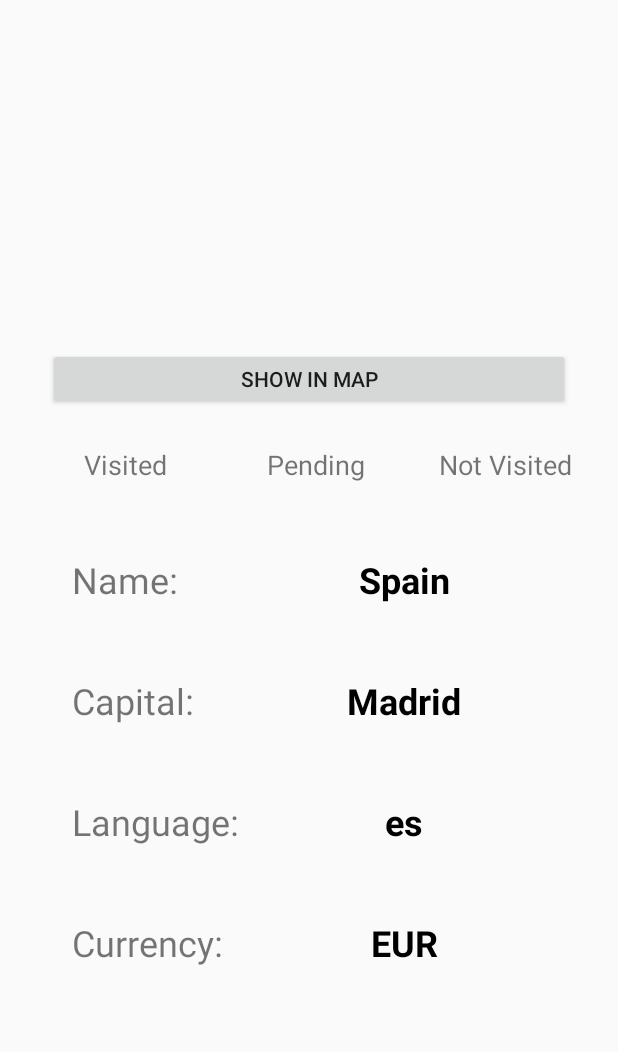
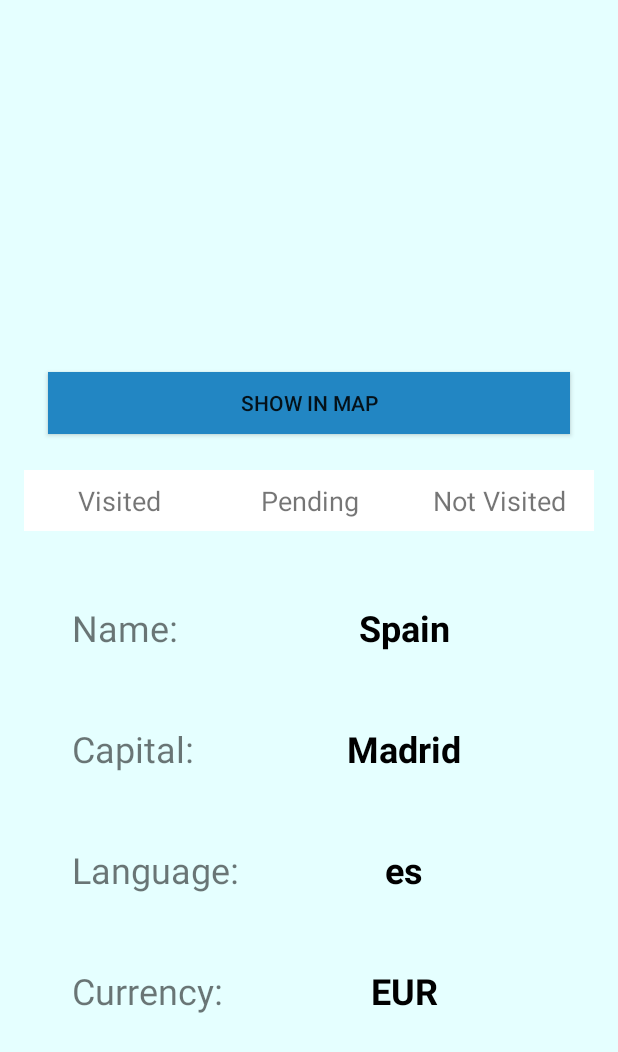
Before and after one commit to AJ-rodgar/TravelersApp, an Android app: the layout fragment_details.xml on its own in the app's theme, with its tools: preview values and no code run, on a phone screen of 412 x 824 dp. Shown: the top 1052 px of the screen. Run offline under Robolectric (Android 15) with nearby library versions, the phone set to English and light mode, and no system bars; network calls fail.

Commit message:
Aplicación Funcional

```diff
--- a/app/src/main/java/rodriguezgarcia/antoniojesus/travelersapp/activities/DetailsActivity.java
+++ b/app/src/main/java/rodriguezgarcia/antoniojesus/travelersapp/activities/DetailsActivity.java
@@ -1,11 +1,8 @@
 package rodriguezgarcia.antoniojesus.travelersapp.activities;
 
 import androidx.appcompat.app.AppCompatActivity;
-import androidx.lifecycle.MutableLiveData;
 
 import android.os.Bundle;
-
-import java.util.List;
 
 import rodriguezgarcia.antoniojesus.travelersapp.R;
 import rodriguezgarcia.antoniojesus.travelersapp.fragments.DetailsFragment;
@@ -14,7 +11,6 @@ import rodriguezgarcia.antoniojesus.travelersapp.data.Country;
 public class DetailsActivity extends AppCompatActivity {
 
     private Country country;
-    private MutableLiveData<List<Country>> model;
 
     @Override
     protected void onCreate(Bundle savedInstanceState) {
@@ -27,7 +23,6 @@ public class DetailsActivity extends AppCompatActivity {
         super.onResume();
 
         country = (Country) getIntent().getExtras().get("country");
-        model = (MutableLiveData<List<Country>>) getIntent().getExtras().get("countries");
 
         DetailsFragment detailsFragment = (DetailsFragment) getSupportFragmentManager().findFragmentById(R.id.fragment_details);
 
--- a/app/src/main/java/rodriguezgarcia/antoniojesus/travelersapp/activities/MainActivity.java
+++ b/app/src/main/java/rodriguezgarcia/antoniojesus/travelersapp/activities/MainActivity.java
@@ -31,7 +31,7 @@ public class MainActivity extends AppCompatActivity implements ListFragment.OnCo
             intent.putExtra("country", country);
             startActivity(intent);
         } else {
-            //detailsFragment.setData();
+            detailsFragment.getCountryData(country);
         }
 
     }
--- a/app/src/main/java/rodriguezgarcia/antoniojesus/travelersapp/activities/MapsActivity.java
+++ b/app/src/main/java/rodriguezgarcia/antoniojesus/travelersapp/activities/MapsActivity.java
@@ -45,7 +45,6 @@ public class MapsActivity extends FragmentActivity implements OnMapReadyCallback
     public void onMapReady(GoogleMap googleMap) {
         mMap = googleMap;
 
-        // Add a marker in Sydney and move the camera
         LatLng countryLatLng = new LatLng(country.getLatitude(), country.getLongitude());
         mMap.addMarker(new MarkerOptions().position(countryLatLng).title(country.getName()));
         mMap.moveCamera(CameraUpdateFactory.newLatLng(countryLatLng));
--- a/app/src/main/java/rodriguezgarcia/antoniojesus/travelersapp/data/Country.java
+++ b/app/src/main/java/rodriguezgarcia/antoniojesus/travelersapp/data/Country.java
@@ -37,11 +37,6 @@ public class Country implements Serializable {
         this.latitude = latitude;
         this.state = state;
         this.imageID = imageID;
-    }
-
-    public Country (String name, long id) {
-        this.name = name;
-        this.id = id;
     }
 
     public String getName() {
--- a/app/src/main/res/layout/country_row.xml
+++ b/app/src/main/res/layout/country_row.xml
@@ -18,12 +18,12 @@
             android:layout_width="0dp"
             android:layout_height="match_parent"
             android:layout_weight="0.3"
-            android:background="@color/colorPrimary"
+            android:background="@color/colorAccent"
             android:gravity="center"
             android:padding="8dp"
             android:text="Europa"
             android:textAlignment="center"
-            android:textSize="12sp" />
+            android:textSize="24sp" />
 
         <TextView
             android:id="@+id/country"
@@ -35,7 +35,7 @@
             android:paddingLeft="8dp"
             android:text="España"
             android:textAlignment="textStart"
-            android:textSize="14sp"
+            android:textSize="24sp"
             app:autoSizeTextType="none" />
 
     </LinearLayout>
--- a/app/src/main/res/layout/fragment_details.xml
+++ b/app/src/main/res/layout/fragment_details.xml
@@ -1,10 +1,11 @@
 <?xml version="1.0" encoding="utf-8"?>
-<ScrollView
-    xmlns:android="http://schemas.android.com/apk/res/android"
+<ScrollView xmlns:android="http://schemas.android.com/apk/res/android"
     xmlns:app="http://schemas.android.com/apk/res-auto"
     xmlns:tools="http://schemas.android.com/tools"
     android:layout_width="match_parent"
-    android:layout_height="match_parent">
+    android:layout_height="match_parent"
+    android:background="@color/colorPrimaryLight">
+
     <androidx.constraintlayout.widget.ConstraintLayout
         android:layout_width="match_parent"
         android:layout_height="match_parent"
@@ -26,7 +27,9 @@
             android:layout_width="0dp"
             android:layout_height="41dp"
             android:layout_marginStart="32dp"
+            android:layout_marginTop="16dp"
             android:layout_marginEnd="32dp"
+            android:background="@color/colorPrimary"
             android:text="@string/gotomap"
             app:layout_constraintEnd_toEndOf="parent"
             app:layout_constraintStart_toStartOf="parent"
@@ -50,7 +53,8 @@
                 android:layout_width="0dp"
                 android:layout_height="wrap_content"
                 android:layout_weight="1"
-                android:paddingLeft="8dp"
+                android:background="@android:color/white"
+                android:padding="8dp"
                 android:text="@string/visited"
                 android:textAlignment="center"
                 android:textSize="18sp" />
@@ -60,7 +64,8 @@
                 android:layout_width="0dp"
                 android:layout_height="wrap_content"
                 android:layout_weight="1"
-                android:paddingLeft="8dp"
+                android:background="@android:color/white"
+                android:padding="8dp"
                 android:text="@string/pending"
                 android:textAlignment="center"
                 android:textSize="18sp" />
@@ -70,7 +75,8 @@
                 android:layout_width="0dp"
                 android:layout_height="wrap_content"
                 android:layout_weight="1"
-                android:paddingLeft="8dp"
+                android:background="@android:color/white"
+                android:padding="8dp"
                 android:text="@string/notvisited"
                 android:textAlignment="center"
                 android:textSize="18sp" />
--- a/app/src/main/res/layout/fragment_list.xml
+++ b/app/src/main/res/layout/fragment_list.xml
@@ -3,6 +3,7 @@
     xmlns:tools="http://schemas.android.com/tools"
     android:layout_width="match_parent"
     android:layout_height="match_parent"
+    android:background="@color/colorPrimaryLight"
     tools:context=".fragments.ListFragment">
 
 
--- a/app/src/main/res/values/colors.xml
+++ b/app/src/main/res/values/colors.xml
@@ -1,6 +1,8 @@
 <?xml version="1.0" encoding="utf-8"?>
 <resources>
-    <color name="colorPrimary">#008577</color>
-    <color name="colorPrimaryDark">#00574B</color>
-    <color name="colorAccent">#D81B60</color>
+    <color name="colorPrimary">#2286C3</color>
+    <color name="colorPrimaryDark">#005992</color>
+    <color name="colorPrimaryLight">#E5FFFF</color>
+    <color name="colorAccent">#64B5F6</color>
+    <color name="primaryTextColor">#000000</color>
 </resources>
```
Also changed, not shown: app/src/main/java/rodriguezgarcia/antoniojesus/travelersapp/adapters/CountryAdapter.java (+10 -7 lines), app/src/main/java/rodriguezgarcia/antoniojesus/travelersapp/fragments/DetailsFragment.java (+3 -17 lines), app/src/main/java/rodriguezgarcia/antoniojesus/travelersapp/model/CountryViewModel.java (+0 -34 lines), app/src/main/java/rodriguezgarcia/antoniojesus/travelersapp/utils/QueryUtils.java (+2 -5 lines).
